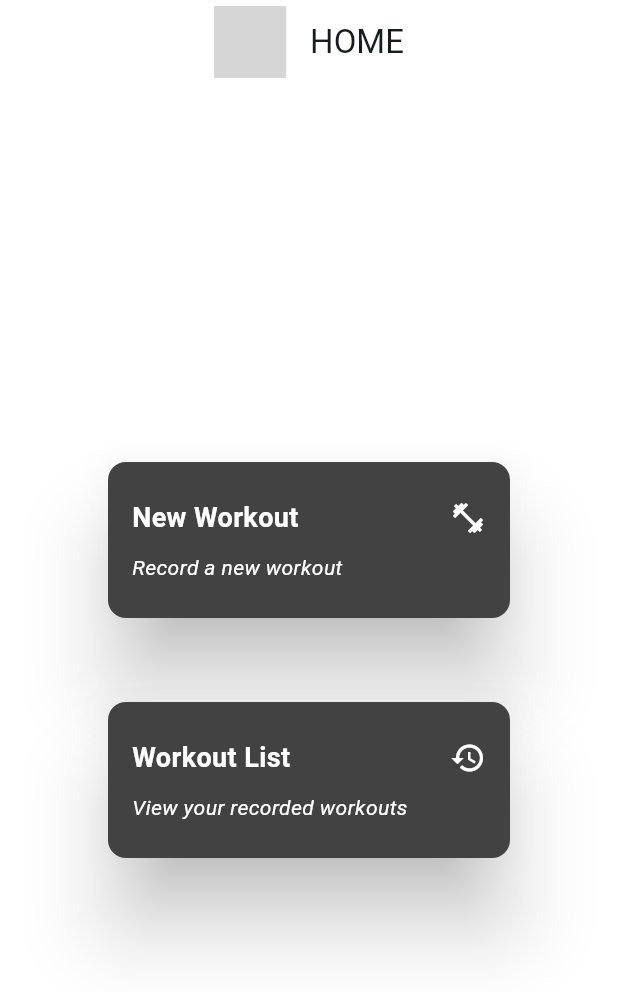
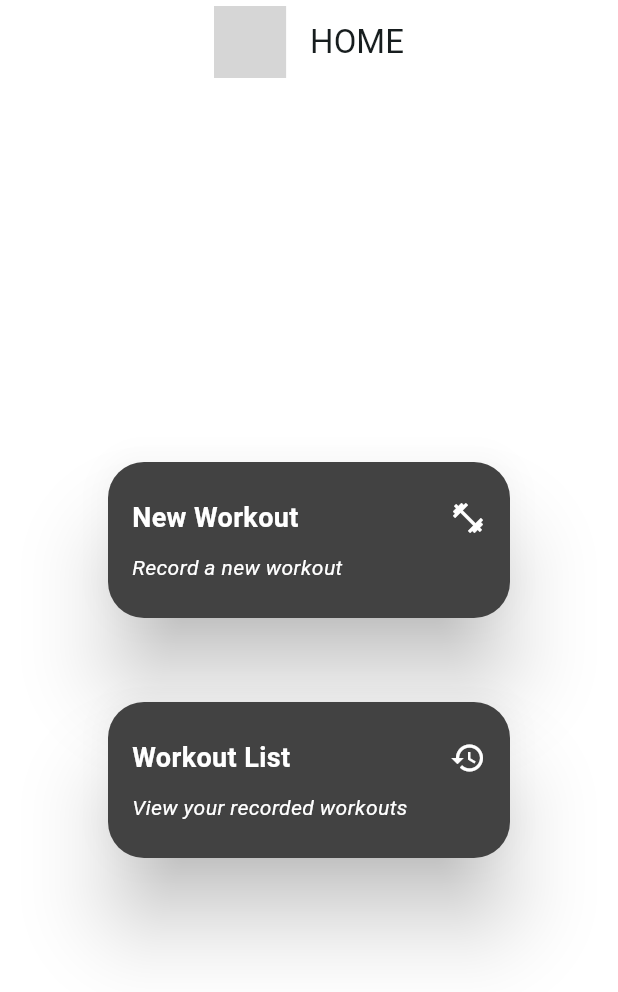
Before and after one commit to dovydaskaupas/magic_workouts, a Flutter app: the screen it shows after launch, on a phone screen of 412 x 824 dp. Shown: the top 992 px of the screen. Run offline on Flutter 3.47's test engine with Material 3 defaults, Android fonts, the phone set to English and light mode, and no system bars; our stand-ins replace flutter_riverpod, flutter_svg, freezed_annotation, go_router, riverpod_annotation; generated files the repository leaves out were written again; network calls fail; grey boxes are pictures that could not be loaded.

Commit message:
Update the card radius

```diff
--- a/lib/constants/ui_properties.dart
+++ b/lib/constants/ui_properties.dart
@@ -10,7 +10,7 @@ class UIProperties {
   static const double paddingText = 10;
   static const double paddingRow = 8;
 
-  static const Radius radiusDropdown = Radius.circular(24);
+  static const Radius radiusGeneric = Radius.circular(24);
 
   static const double widthGeneric = 300;
 }
--- a/lib/screens/home/widgets/workout_card.dart
+++ b/lib/screens/home/widgets/workout_card.dart
@@ -24,8 +24,11 @@ class WorkoutCard extends StatelessWidget {
       width: UIProperties.widthGeneric,
       child: Card(
         clipBehavior: Clip.hardEdge,
+        elevation: UIProperties.elevationCard,
         margin: const EdgeInsets.all(UIProperties.paddingGeneric),
-        elevation: UIProperties.elevationCard,
+        shape: const RoundedRectangleBorder(
+          borderRadius: BorderRadius.all(UIProperties.radiusGeneric),
+        ),
         child: InkWell(
           onTap: onTap,
           child: Padding(
```
